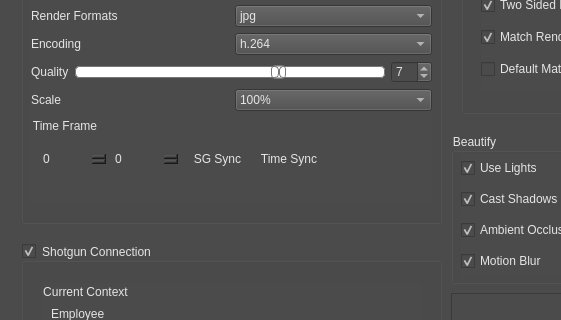
Above: v0.0.2/python/blaster/ui/blaster_ui.ui from SleepDeprivedVFX/tk-blaster before the change; both pictures show x 0 to 561 and y 252 to 572 of the 818 by 894 pixel window. Below: the same form after it.
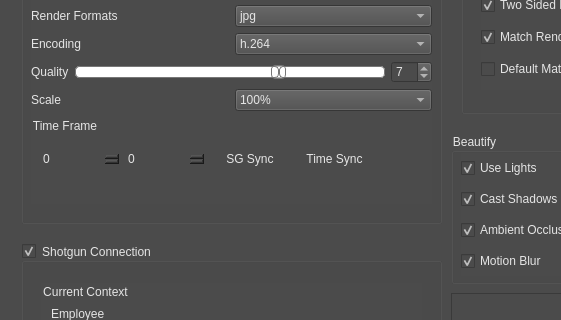
That is the form after the change. Icons and pictures are not drawn.

Diff of the .ui file:
```diff
--- a/v0.0.2/python/blaster/ui/blaster_ui.ui
+++ b/v0.0.2/python/blaster/ui/blaster_ui.ui
@@ -870,7 +870,7 @@
              <rect>
               <x>10</x>
               <y>30</y>
-              <width>281</width>
+              <width>333</width>
               <height>25</height>
              </rect>
             </property>
@@ -883,6 +883,12 @@
                <property name="styleSheet">
                 <string notr="true">background-color: rgb(75, 75, 75);</string>
                </property>
+               <property name="minimum">
+                <number>-500000</number>
+               </property>
+               <property name="maximum">
+                <number>5000000</number>
+               </property>
               </widget>
              </item>
              <item>
@@ -893,6 +899,12 @@
                <property name="styleSheet">
                 <string notr="true">background-color: rgb(75, 75, 75);</string>
                </property>
+               <property name="minimum">
+                <number>-500000</number>
+               </property>
+               <property name="maximum">
+                <number>5000000</number>
+               </property>
               </widget>
              </item>
              <item>
```
Left out of the diff: 4 changed lines with no effect on the pictures.
